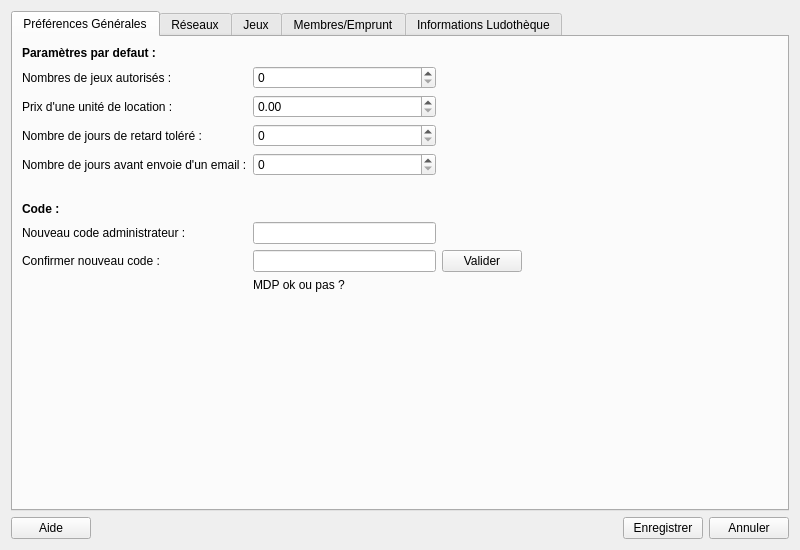
Old version of the form f_preferences.ui in the repository nivhg/ludopen.
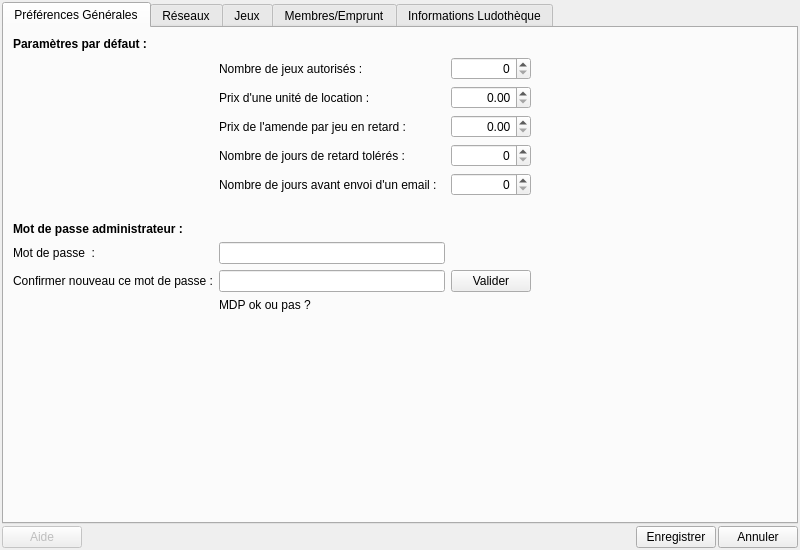
New version of the form. The open tabs and pages were chosen to show the change. Icons and pictures are not drawn.

Patch:
```diff
--- a/f_preferences.ui
+++ b/f_preferences.ui
@@ -30,10 +30,31 @@
     <normaloff>:/IconeLO.png</normaloff>:/IconeLO.png</iconset>
   </property>
   <layout class="QGridLayout" name="gridLayout">
+   <property name="leftMargin">
+    <number>2</number>
+   </property>
+   <property name="topMargin">
+    <number>2</number>
+   </property>
+   <property name="rightMargin">
+    <number>2</number>
+   </property>
+   <property name="bottomMargin">
+    <number>2</number>
+   </property>
+   <property name="spacing">
+    <number>2</number>
+   </property>
    <item row="0" column="0" colspan="4">
     <widget class="QTabWidget" name="tabWidget">
      <property name="currentIndex">
-      <number>0</number>
+      <number>3</number>
+     </property>
+     <property name="iconSize">
+      <size>
+       <width>30</width>
+       <height>30</height>
+      </size>
      </property>
      <widget class="QWidget" name="PrefGeneral">
       <attribute name="title">
@@ -55,71 +76,7 @@
        </item>
        <item row="0" column="0">
         <layout class="QGridLayout" name="gridLayout_4">
-         <item row="2" column="0">
-          <widget class="QLabel" name="Lb_UniteLocation">
-           <property name="text">
-            <string>Prix d'une unité de location :</string>
-           </property>
-          </widget>
-         </item>
-         <item row="4" column="0">
-          <widget class="QLabel" name="Lb_JourEmail">
-           <property name="text">
-            <string>Nombre de jours avant envoie d'un email :</string>
-           </property>
-          </widget>
-         </item>
-         <item row="3" column="0">
-          <widget class="QLabel" name="Lb_JourRetard">
-           <property name="text">
-            <string>Nombre de jours de retard toléré :</string>
-           </property>
-          </widget>
-         </item>
-         <item row="7" column="1">
-          <widget class="QLineEdit" name="LE_NouveauCode"/>
-         </item>
-         <item row="8" column="0">
-          <widget class="QLabel" name="Lb_ConfirmerCode">
-           <property name="text">
-            <string>Confirmer nouveau code :</string>
-           </property>
-          </widget>
-         </item>
-         <item row="8" column="1">
-          <widget class="QLineEdit" name="LE_ConfirmerCode"/>
-         </item>
-         <item row="7" column="0">
-          <widget class="QLabel" name="Lb_NouveauCode">
-           <property name="text">
-            <string>Nouveau code administrateur :</string>
-           </property>
-          </widget>
-         </item>
-         <item row="1" column="0">
-          <widget class="QLabel" name="Lb_JeuxAutorises">
-           <property name="text">
-            <string>Nombres de jeux autorisés :</string>
-           </property>
-          </widget>
-         </item>
-         <item row="5" column="0" colspan="4">
-          <spacer name="VS_4">
-           <property name="orientation">
-            <enum>Qt::Vertical</enum>
-           </property>
-           <property name="sizeType">
-            <enum>QSizePolicy::Fixed</enum>
-           </property>
-           <property name="sizeHint" stdset="0">
-            <size>
-             <width>20</width>
-             <height>20</height>
-            </size>
-           </property>
-          </spacer>
-         </item>
-         <item row="9" column="1" colspan="2">
+         <item row="10" column="1" colspan="2">
           <widget class="QLabel" name="Lb_VerifCode">
            <property name="layoutDirection">
             <enum>Qt::RightToLeft</enum>
@@ -129,6 +86,45 @@
            </property>
           </widget>
          </item>
+         <item row="9" column="0">
+          <widget class="QLabel" name="Lb_ConfirmerCode">
+           <property name="text">
+            <string>Confirmer nouveau ce mot de passe :</string>
+           </property>
+          </widget>
+         </item>
+         <item row="6" column="0" colspan="4">
+          <spacer name="VS_4">
+           <property name="orientation">
+            <enum>Qt::Vertical</enum>
+           </property>
+           <property name="sizeType">
+            <enum>QSizePolicy::Fixed</enum>
+           </property>
+           <property name="sizeHint" stdset="0">
+            <size>
+             <width>20</width>
+             <height>20</height>
+            </size>
+           </property>
+          </spacer>
+         </item>
+         <item row="7" column="3" rowspan="4">
+          <spacer name="HS_5">
+           <property name="orientation">
+            <enum>Qt::Horizontal</enum>
+           </property>
+           <property name="sizeType">
+            <enum>QSizePolicy::Fixed</enum>
+           </property>
+           <property name="sizeHint" stdset="0">
+            <size>
+             <width>250</width>
+             <height>20</height>
+            </size>
+           </property>
+          </spacer>
+         </item>
          <item row="0" column="0">
           <widget class="QLabel" name="label_3">
            <property name="font">
@@ -138,74 +134,131 @@
             </font>
            </property>
            <property name="text">
-            <string>Paramètres par defaut :</string>
+            <string>Paramètres par défaut :</string>
            </property>
           </widget>
          </item>
-         <item row="6" column="0">
-          <widget class="QLabel" name="label_4">
-           <property name="font">
-            <font>
-             <weight>75</weight>
-             <bold>true</bold>
-            </font>
-           </property>
-           <property name="text">
-            <string>Code :</string>
-           </property>
-          </widget>
-         </item>
-         <item row="8" column="2">
+         <item row="9" column="2">
           <widget class="QPushButton" name="Bt_ValiderCode">
            <property name="text">
             <string>Valider</string>
            </property>
           </widget>
          </item>
-         <item row="1" column="1">
-          <widget class="QSpinBox" name="SBx_JeuxAutorises"/>
+         <item row="8" column="1">
+          <widget class="QLineEdit" name="LE_NouveauCode"/>
          </item>
-         <item row="2" column="1">
+         <item row="9" column="1">
+          <widget class="QLineEdit" name="LE_ConfirmerCode"/>
+         </item>
+         <item row="0" column="3" rowspan="6">
+          <spacer name="HS_6">
+           <property name="orientation">
+            <enum>Qt::Horizontal</enum>
+           </property>
+           <property name="sizeHint" stdset="0">
+            <size>
+             <width>40</width>
+             <height>20</height>
+            </size>
+           </property>
+          </spacer>
+         </item>
+         <item row="8" column="0">
+          <widget class="QLabel" name="Lb_NouveauCode">
+           <property name="text">
+            <string>Mot de passe  :</string>
+           </property>
+          </widget>
+         </item>
+         <item row="7" column="0">
+          <widget class="QLabel" name="label_4">
+           <property name="font">
+            <font>
+             <weight>75</weight>
+             <bold>true</bold>
+            </font>
+           </property>
+           <property name="text">
+            <string>Mot de passe administrateur :</string>
+           </property>
+          </widget>
+         </item>
+         <item row="1" column="2">
+          <widget class="QSpinBox" name="SBx_JeuxAutorises">
+           <property name="layoutDirection">
+            <enum>Qt::LeftToRight</enum>
+           </property>
+           <property name="alignment">
+            <set>Qt::AlignRight|Qt::AlignTrailing|Qt::AlignVCenter</set>
+           </property>
+          </widget>
+         </item>
+         <item row="2" column="2">
           <widget class="QDoubleSpinBox" name="DSBx_UniteLocation">
+           <property name="alignment">
+            <set>Qt::AlignRight|Qt::AlignTrailing|Qt::AlignVCenter</set>
+           </property>
            <property name="singleStep">
-            <double>0.010000000000000</double>
+            <double>0.100000000000000</double>
+           </property>
+          </widget>
+         </item>
+         <item row="3" column="2">
+          <widget class="QDoubleSpinBox" name="DSBx_PrixAmende">
+           <property name="alignment">
+            <set>Qt::AlignRight|Qt::AlignTrailing|Qt::AlignVCenter</set>
+           </property>
+          </widget>
+         </item>
+         <item row="4" column="2">
+          <widget class="QSpinBox" name="SBx_JourRetard">
+           <property name="alignment">
+            <set>Qt::AlignRight|Qt::AlignTrailing|Qt::AlignVCenter</set>
+           </property>
+          </widget>
+         </item>
+         <item row="5" column="2">
+          <widget class="QSpinBox" name="SBx_JourEmail">
+           <property name="alignment">
+            <set>Qt::AlignRight|Qt::AlignTrailing|Qt::AlignVCenter</set>
+           </property>
+          </widget>
+         </item>
+         <item row="1" column="1">
+          <widget class="QLabel" name="Lb_JeuxAutorises">
+           <property name="text">
+            <string>Nombre de jeux autorisés :</string>
+           </property>
+          </widget>
+         </item>
+         <item row="2" column="1">
+          <widget class="QLabel" name="Lb_UniteLocation">
+           <property name="text">
+            <string>Prix d'une unité de location :</string>
            </property>
           </widget>
          </item>
          <item row="3" column="1">
-          <widget class="QSpinBox" name="SBx_JourRetard"/>
+          <widget class="QLabel" name="Lb_PrixAmende">
+           <property name="text">
+            <string>Prix de l'amende par jeu en retard :</string>
+           </property>
+          </widget>
          </item>
          <item row="4" column="1">
-          <widget class="QSpinBox" name="SBx_JourEmail"/>
-         </item>
-         <item row="6" column="3" rowspan="4">
-          <spacer name="HS_5">
-           <property name="orientation">
-            <enum>Qt::Horizontal</enum>
+          <widget class="QLabel" name="Lb_JourRetard">
+           <property name="text">
+            <string>Nombre de jours de retard tolérés :</string>
            </property>
-           <property name="sizeType">
-            <enum>QSizePolicy::Fixed</enum>
-           </property>
-           <property name="sizeHint" stdset="0">
-            <size>
-             <width>250</width>
-             <height>20</height>
-            </size>
-           </property>
-          </spacer>
+          </widget>
          </item>
-         <item row="0" column="3" rowspan="5">
-          <spacer name="HS_6">
-           <property name="orientation">
-            <enum>Qt::Horizontal</enum>
+         <item row="5" column="1">
+          <widget class="QLabel" name="Lb_JourEmail">
+           <property name="text">
+            <string>Nombre de jours avant envoi d'un email :</string>
            </property>
-           <property name="sizeHint" stdset="0">
-            <size>
-             <width>40</width>
-             <height>20</height>
-            </size>
-           </property>
-          </spacer>
+          </widget>
          </item>
         </layout>
        </item>
@@ -1429,6 +1482,9 @@
    </item>
    <item row="1" column="0">
     <widget class="QPushButton" name="Bt_Aide">
+     <property name="enabled">
+      <bool>false</bool>
+     </property>
      <property name="text">
       <string>Aide</string>
      </property>
```
Left out of the diff: 34 changed lines with no effect on the pictures.
